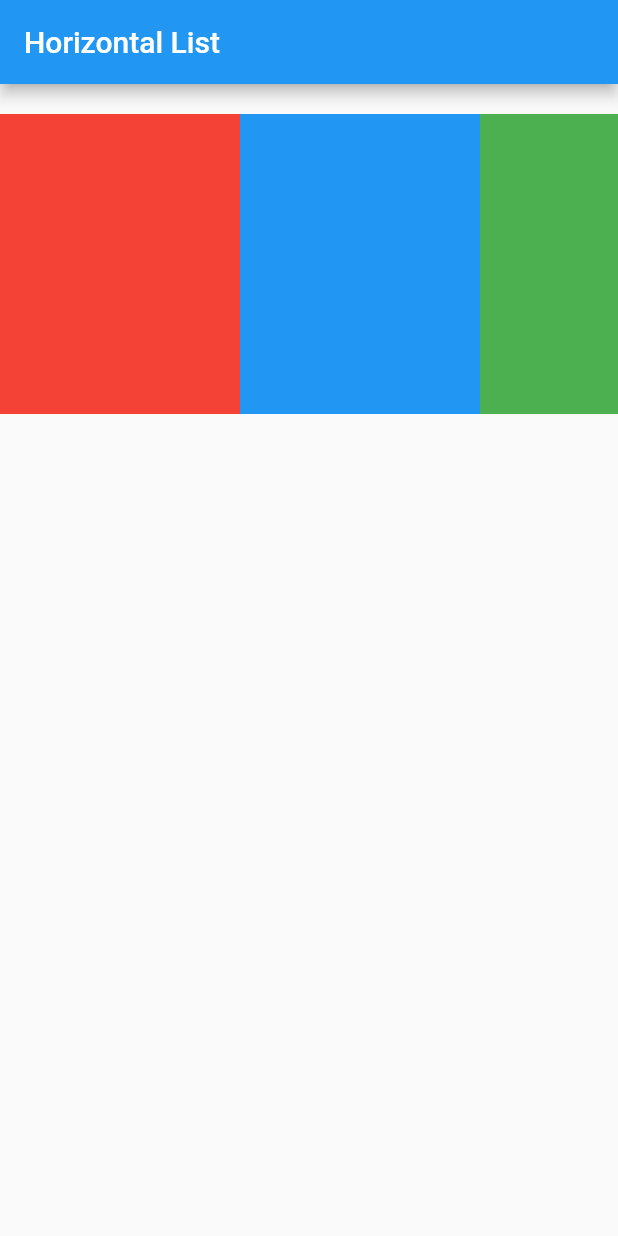
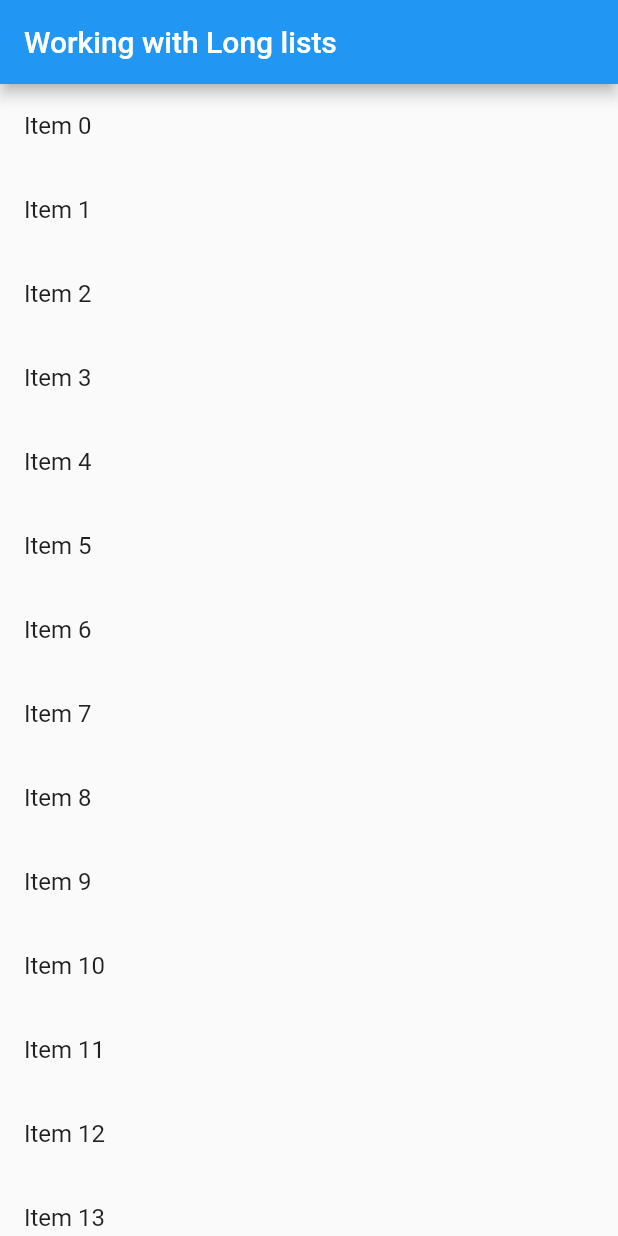
Before and after one commit to mohan-dev1248/flutter_app_cookbook, a Flutter app: the screen it shows after launch, on a phone screen of 412 x 824 dp. Run offline on Flutter 3.47's test engine with Material 2 defaults, Android fonts, the phone set to English and light mode, and no system bars; our stand-ins replace cached_network_image, transparent_image.

Commit message:
ListView Samples

```diff
--- /dev/null
+++ b/lib/lists/LongListExample.dart
@@ -0,0 +1,25 @@
+import 'package:flutter/material.dart';
+
+class LongListExample extends StatelessWidget {
+  final List<String> items = List.generate(1000, (index) => 'Item $index');
+
+  @override
+  Widget build(BuildContext context) {
+    final appTitle = 'Working with Long lists';
+    return MaterialApp(
+      title: appTitle,
+      home: Scaffold(
+        appBar: AppBar(
+          title: Text(appTitle),
+        ),
+        body: ListView.builder(
+            itemCount: items.length,
+            itemBuilder: (content, index) {
+              return ListTile(
+                title: Text(items[index]),
+              );
+            }),
+      ),
+    );
+  }
+}
--- a/lib/main.dart
+++ b/lib/main.dart
@@ -15,6 +15,8 @@ import 'package:flutter_app_cookbook/images/fadeInImages.dart';
 import 'package:flutter_app_cookbook/layouts/tutorial.dart';
 import 'package:flutter_app_cookbook/lists/GridSample.dart';
 import 'package:flutter_app_cookbook/lists/HorizontalList.dart';
+import 'package:flutter_app_cookbook/lists/ListViewSample.dart';
+import 'package:flutter_app_cookbook/lists/LongListExample.dart';
 import 'package:flutter_app_cookbook/state/StateWithinWidget.dart';
 import 'package:flutter_app_cookbook/state/mix.dart';
 
@@ -24,6 +26,6 @@ import 'state/StateWithParent.dart';
 //Whatever your widget you want to test it, put it inside the runApp try it
 void main() {
   runApp(
-    HorizontalList()
+    LongListExample()
   );
 }
```
Also changed, not shown: lib/lists/ListViewSample.dart (added, +32 -0 lines).
